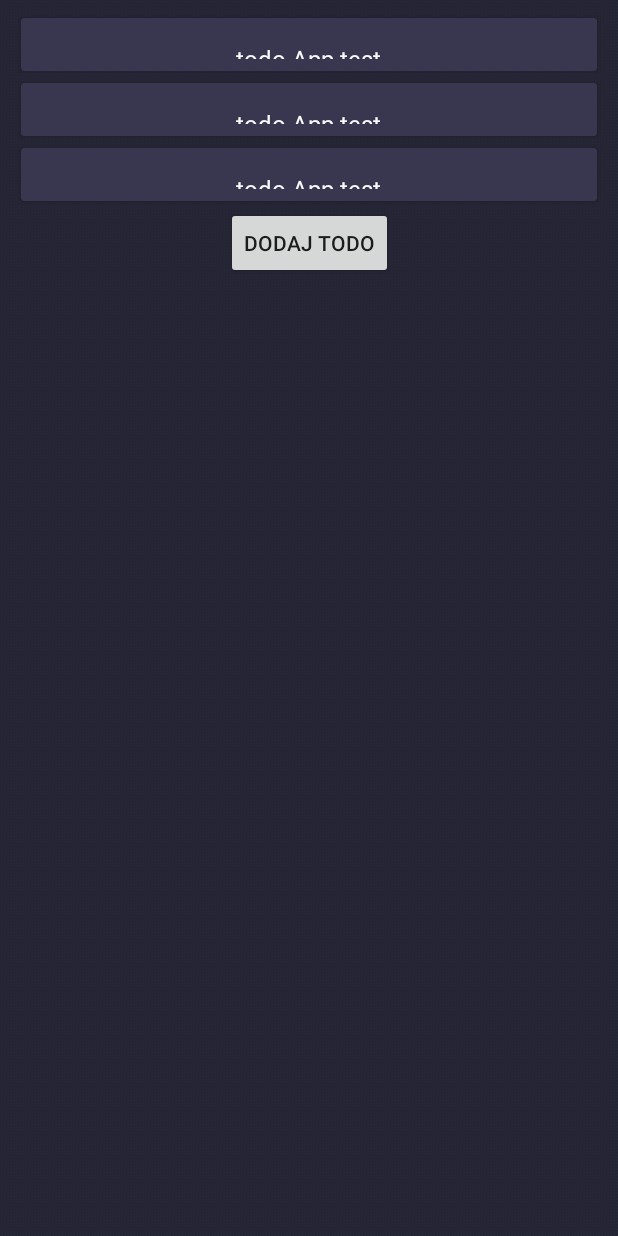
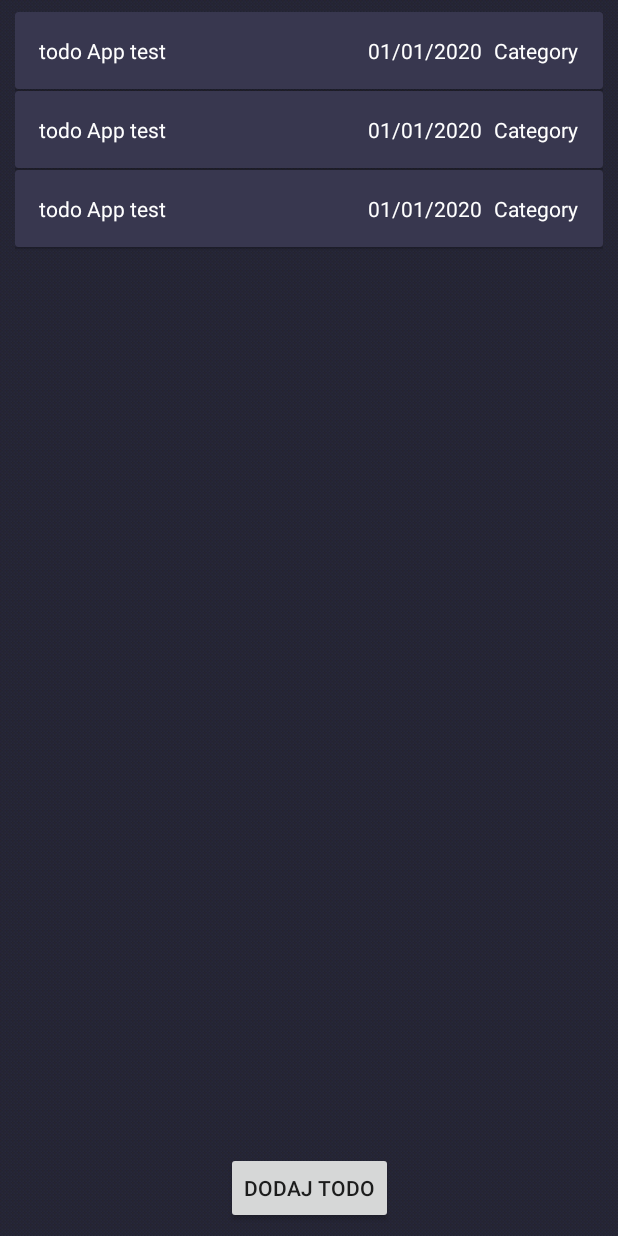
Before and after one commit to PawelSobaszek/ToDo-App-PS-eLeader, an Android app: the layout activity_main.xml on its own in the app's theme, with its tools: preview values and no code run, on a phone screen of 412 x 824 dp. Run offline under Robolectric (Android 15) with nearby library versions, the phone set to English and light mode, and no system bars.

Commit message:
Second commit app todo PS eLeader

```diff
--- a/app/build.gradle
+++ b/app/build.gradle
@@ -9,7 +9,7 @@ android {
     buildToolsVersion "29.0.2"
     defaultConfig {
         applicationId "com.pawelsobaszek.todoapppseleader"
-        minSdkVersion 15
+        minSdkVersion 26
         targetSdkVersion 29
         versionCode 1
         versionName "1.0"
@@ -31,6 +31,7 @@ dependencies {
     implementation 'androidx.appcompat:appcompat:1.1.0'
     implementation 'androidx.core:core-ktx:1.2.0'
     implementation 'androidx.constraintlayout:constraintlayout:1.1.3'
+    implementation 'com.google.code.gson:gson:2.8.5'
     implementation 'androidx.cardview:cardview:1.0.0'
     implementation 'androidx.recyclerview:recyclerview:1.1.0'
 
--- /dev/null
+++ b/app/src/main/java/com/pawelsobaszek/todoapppseleader/TodoItem.kt
@@ -0,0 +1,3 @@
+package com.pawelsobaszek.todoapppseleader
+
+data class TodoItem(var text1: String, var text2: String, var text3: String)
--- a/app/src/main/res/layout/activity_main.xml
+++ b/app/src/main/res/layout/activity_main.xml
@@ -10,13 +10,13 @@
     <LinearLayout
         android:id="@+id/linearLayout"
         android:layout_width="match_parent"
-        android:layout_height="wrap_content"
+        android:layout_height="0dp"
         app:layout_constraintBottom_toTopOf="@+id/addTodoButton"
         app:layout_constraintEnd_toEndOf="parent"
         app:layout_constraintStart_toStartOf="parent"
         app:layout_constraintTop_toTopOf="parent">
 
-        <androidx.recyclerview.widget.RecyclerView
+        <ListView
             android:id="@+id/todo_item_list"
             android:layout_width="match_parent"
             android:layout_height="match_parent"
@@ -24,8 +24,6 @@
             android:paddingLeft="10dp"
             android:paddingTop="8dp"
             android:paddingRight="10dp"
-            app:layoutManager="LinearLayoutManager"
-            app:spanCount="1"
             tools:listitem="@layout/activity_main_item" />
 
     </LinearLayout>
@@ -33,8 +31,11 @@
     <Button
         android:id="@+id/addTodoButton"
         android:layout_width="wrap_content"
-        android:layout_height="0dp"
-        android:text="Dodaj ToDo"
+        android:layout_height="wrap_content"
+        android:layout_marginTop="8dp"
+        android:layout_marginBottom="8dp"
+        android:text="@string/todobutton"
+        app:layout_constraintBottom_toBottomOf="parent"
         app:layout_constraintEnd_toEndOf="parent"
         app:layout_constraintStart_toStartOf="parent"
         app:layout_constraintTop_toBottomOf="@+id/linearLayout" />
--- a/app/src/main/res/layout/activity_main_item.xml
+++ b/app/src/main/res/layout/activity_main_item.xml
@@ -1,6 +1,7 @@
 <?xml version="1.0" encoding="utf-8"?>
 <androidx.cardview.widget.CardView xmlns:android="http://schemas.android.com/apk/res/android"
     xmlns:app="http://schemas.android.com/apk/res-auto"
+    xmlns:tools="http://schemas.android.com/tools"
     android:layout_width="match_parent"
     android:layout_height="wrap_content"
     android:layout_gravity="center"
@@ -8,26 +9,47 @@
     app:cardBackgroundColor="#38374f">
 
     <androidx.constraintlayout.widget.ConstraintLayout
-        android:layout_width="wrap_content"
+        android:layout_width="match_parent"
         android:layout_height="wrap_content"
         android:layout_gravity="center"
         android:padding="8dp">
 
 
         <TextView
-            android:id="@+id/eraTitle"
+            android:id="@+id/todoTitle"
+            android:layout_width="0dp"
+            android:layout_height="wrap_content"
+            android:padding="8dp"
+            android:text="@string/todo_app_test"
+            android:textColor="#FFFFFF"
+            app:layout_constraintBottom_toBottomOf="parent"
+            app:layout_constraintEnd_toStartOf="@+id/todoDate"
+            app:layout_constraintStart_toStartOf="parent"
+            app:layout_constraintTop_toTopOf="parent" />
+
+        <TextView
+            android:id="@+id/todoDate"
             android:layout_width="wrap_content"
             android:layout_height="wrap_content"
-            android:padding="8dp"
-            android:text="todo App test"
-            android:textAlignment="center"
-            android:textAppearance="?attr/textAppearanceListItem"
-            android:textColor="#fafafa"
+            android:layout_marginEnd="8dp"
+            android:layout_marginRight="8dp"
+            android:text="@string/_01_01_2020"
+            android:textColor="#FFFFFF"
             app:layout_constraintBottom_toBottomOf="parent"
-            app:layout_constraintHorizontal_bias="0.5"
-            app:layout_constraintLeft_toLeftOf="parent"
-            app:layout_constraintRight_toRightOf="parent"
-            app:layout_constraintTop_toBottomOf="parent" />
+            app:layout_constraintEnd_toStartOf="@+id/todoCategory"
+            app:layout_constraintTop_toTopOf="parent" />
+
+        <TextView
+            android:id="@+id/todoCategory"
+            android:layout_width="wrap_content"
+            android:layout_height="wrap_content"
+            android:layout_marginEnd="8dp"
+            android:layout_marginRight="8dp"
+            android:text="@string/category"
+            android:textColor="#FFFFFF"
+            app:layout_constraintBottom_toBottomOf="parent"
+            app:layout_constraintEnd_toEndOf="parent"
+            app:layout_constraintTop_toTopOf="parent" />
 
 
     </androidx.constraintlayout.widget.ConstraintLayout>
--- a/app/src/main/res/values/strings.xml
+++ b/app/src/main/res/values/strings.xml
@@ -5,4 +5,14 @@
         <item>Zakupy</item>
         <item>Inne</item>
     </string-array>
+    <string name="todobutton">Dodaj TODO</string>
+    <string name="cancelbutton">Anuluj</string>
+    <string name="addtodobutton">Dodaj zadanie</string>
+    <string name="addtodointro">Dodawanie zadania</string>
+    <string name="writenametodo">Wpisz zadanie do wykonania</string>
+    <string name="datestring">Podaj datę zadania</string>
+    <string name="categorystring">Wybierz kategorie zadania</string>
+    <string name="todo_app_test">todo App test</string>
+    <string name="category">Category</string>
+    <string name="_01_01_2020">01/01/2020</string>
 </resources>
```
Also changed, not shown: app/src/main/java/com/pawelsobaszek/todoapppseleader/FormTodoActivity.kt (+38 -2 lines), app/src/main/java/com/pawelsobaszek/todoapppseleader/MainActivity.kt (+84 -4 lines), app/src/main/java/com/pawelsobaszek/todoapppseleader/TodoAdapter.kt (added, +59 -0 lines), app/src/main/res/layout/activity_form_todo.xml (+10 -10 lines).
